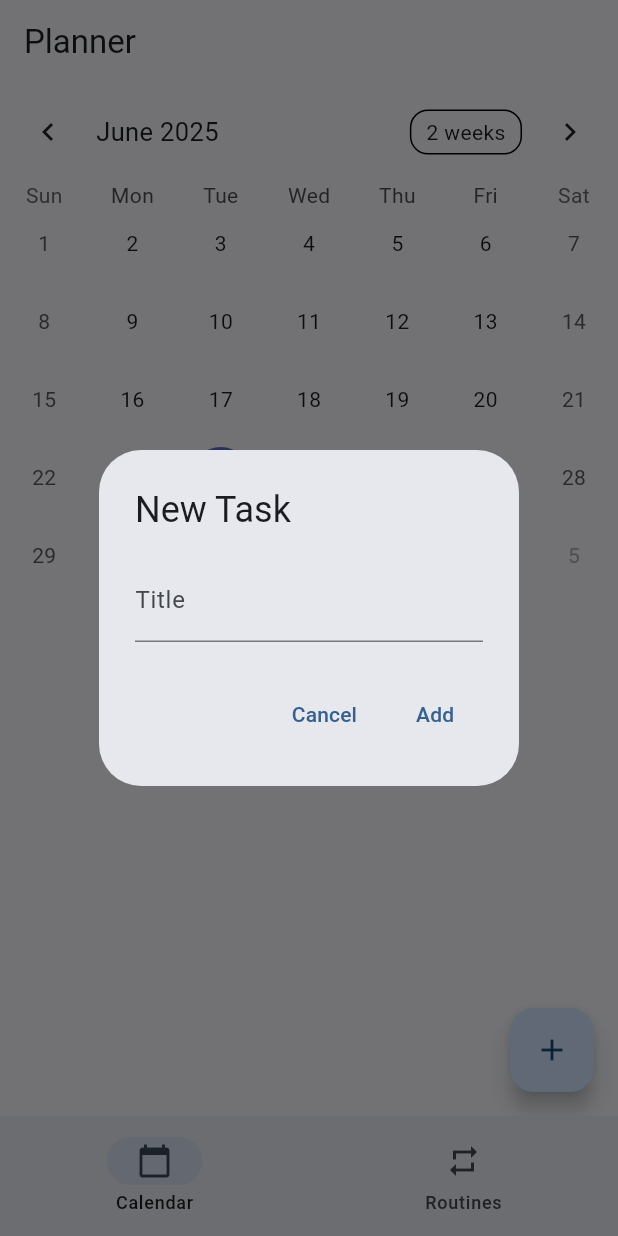
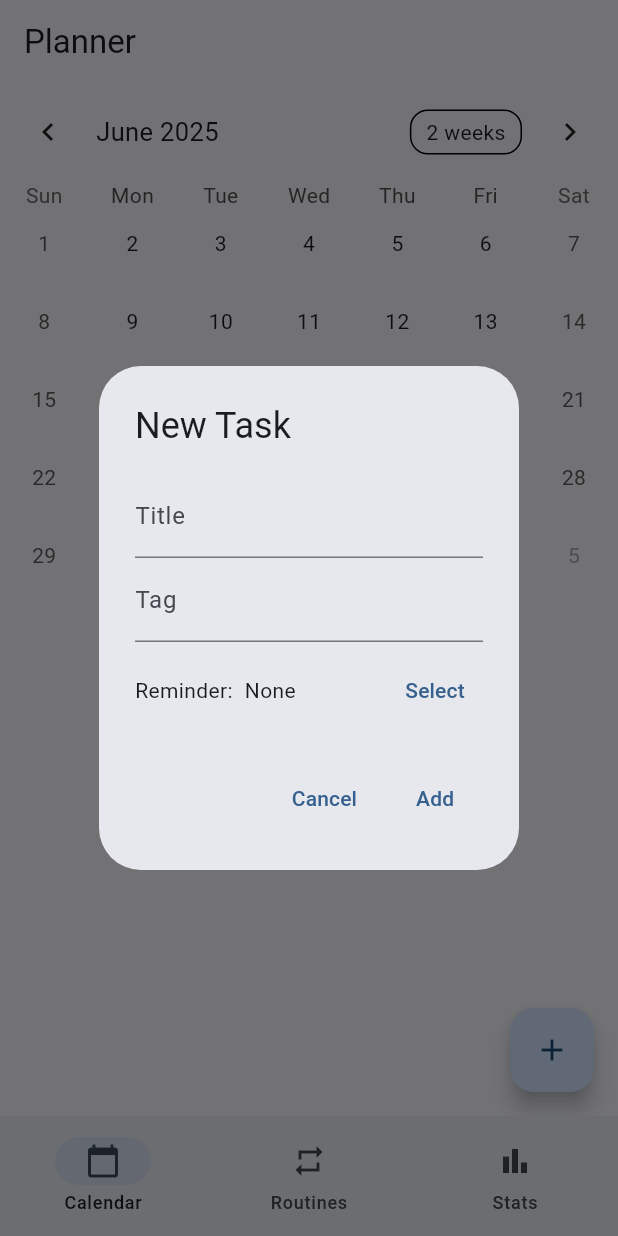
Before and after one commit to Cesi21/Life_Planner, a Flutter app: the screen it shows after launch, after a tap on the "add" icon, on a phone screen of 412 x 824 dp. Run offline on Flutter 3.47's test engine with Material 3 defaults, Android fonts, the phone set to English and light mode, and no system bars; drawn by our look-alikes of table_calendar; our stand-ins replace fl_chart, flutter_local_notifications, hive, hive_flutter; accounts and stored records are empty.

Commit message:
Add task reminders, tags, and stats page

```diff
--- a/lib/main.dart
+++ b/lib/main.dart
@@ -4,6 +4,8 @@ import 'models/task.dart';
 import 'models/routine.dart';
 import 'views/calendar_page.dart';
 import 'views/routine_page.dart';
+import 'views/stats_page.dart';
+import 'services/notification_service.dart';
 
 Future<void> main() async {
   WidgetsFlutterBinding.ensureInitialized();
@@ -13,6 +15,7 @@ Future<void> main() async {
   Hive.registerAdapter(RoutineAdapter());
   await Hive.openBox<Task>('tasks');
   await Hive.openBox<Routine>('routines');
+  await NotificationService().init();
 
   runApp(const PlannerApp());
 }
@@ -52,7 +55,7 @@ class HomePage extends StatefulWidget {
 
 class _HomePageState extends State<HomePage> {
   int _index = 0;
-  final List<Widget> _pages = const [CalendarPage(), RoutinePage()];
+  final List<Widget> _pages = const [CalendarPage(), RoutinePage(), StatsPage()];
 
   @override
   Widget build(BuildContext context) {
@@ -67,6 +70,7 @@ class _HomePageState extends State<HomePage> {
         destinations: const [
           NavigationDestination(icon: Icon(Icons.calendar_today), label: 'Calendar'),
           NavigationDestination(icon: Icon(Icons.repeat), label: 'Routines'),
+          NavigationDestination(icon: Icon(Icons.bar_chart), label: 'Stats'),
         ],
       ),
     );
--- a/lib/models/task.dart
+++ b/lib/models/task.dart
@@ -11,7 +11,25 @@ class Task extends HiveObject {
   @HiveField(2)
   bool isCompleted;
 
-  Task({required this.title, required this.date, this.isCompleted = false});
+  @HiveField(3)
+  String? tag;
+
+  @HiveField(4)
+  int? reminderMinutes;
+
+  TimeOfDay? get reminderTime => reminderMinutes == null
+      ? null
+      : TimeOfDay(hour: reminderMinutes! ~/ 60, minute: reminderMinutes! % 60);
+  set reminderTime(TimeOfDay? t) =>
+      reminderMinutes = t == null ? null : t.hour * 60 + t.minute;
+
+  Task({
+    required this.title,
+    required this.date,
+    this.isCompleted = false,
+    this.tag,
+    this.reminderMinutes,
+  });
 }
 
 class TaskAdapter extends TypeAdapter<Task> {
@@ -24,6 +42,8 @@ class TaskAdapter extends TypeAdapter<Task> {
       title: reader.readString(),
       date: DateTime.fromMillisecondsSinceEpoch(reader.readInt()),
       isCompleted: reader.readBool(),
+      tag: reader.readBool() ? reader.readString() : null,
+      reminderMinutes: reader.readBool() ? reader.readInt() : null,
     );
   }
 
@@ -32,5 +52,17 @@ class TaskAdapter extends TypeAdapter<Task> {
     writer.writeString(obj.title);
     writer.writeInt(obj.date.millisecondsSinceEpoch);
     writer.writeBool(obj.isCompleted);
+    if (obj.tag != null) {
+      writer.writeBool(true);
+      writer.writeString(obj.tag!);
+    } else {
+      writer.writeBool(false);
+    }
+    if (obj.reminderMinutes != null) {
+      writer.writeBool(true);
+      writer.writeInt(obj.reminderMinutes!);
+    } else {
+      writer.writeBool(false);
+    }
   }
 }
--- /dev/null
+++ b/lib/services/notification_service.dart
@@ -0,0 +1,32 @@
+import 'package:flutter_local_notifications/flutter_local_notifications.dart';
+import '../models/task.dart';
+
+class NotificationService {
+  final FlutterLocalNotificationsPlugin _plugin = FlutterLocalNotificationsPlugin();
+
+  Future<void> init() async {
+    const AndroidInitializationSettings androidSettings = AndroidInitializationSettings('@mipmap/ic_launcher');
+    const IOSInitializationSettings iosSettings = IOSInitializationSettings();
+    const InitializationSettings settings = InitializationSettings(android: androidSettings, iOS: iosSettings);
+    await _plugin.initialize(settings);
+  }
+
+  Future<void> scheduleTask(Task task) async {
+    if (task.reminderMinutes == null) return;
+    final date = DateTime(task.date.year, task.date.month, task.date.day)
+        .add(Duration(minutes: task.reminderMinutes!));
+    await _plugin.zonedSchedule(
+      task.key as int? ?? 0,
+      task.title,
+      '',
+      date,
+      const NotificationDetails(
+        android: AndroidNotificationDetails('tasks', 'Tasks'),
+        iOS: IOSNotificationDetails(),
+      ),
+      androidAllowWhileIdle: true,
+      uiLocalNotificationDateInterpretation: UILocalNotificationDateInterpretation.absoluteTime,
+      matchDateTimeComponents: DateTimeComponents.time,
+    );
+  }
+}
--- a/lib/services/task_service.dart
+++ b/lib/services/task_service.dart
@@ -11,13 +11,14 @@ class TaskService {
     return await Hive.openBox<Task>(boxName);
   }
 
-  Future<List<Task>> getTasksForDay(DateTime day) async {
+  Future<List<Task>> getTasksForDay(DateTime day, {String? tag}) async {
     final box = await _openBox();
     final start = DateTime(day.year, day.month, day.day);
     final end = DateTime(day.year, day.month, day.day, 23, 59, 59);
     return box.values
         .where((t) => t.date.isAfter(start.subtract(const Duration(seconds: 1))) &&
-            t.date.isBefore(end.add(const Duration(seconds: 1))))
+            t.date.isBefore(end.add(const Duration(seconds: 1))) &&
+            (tag == null || t.tag == tag))
         .toList();
   }
 
--- a/lib/views/calendar_page.dart
+++ b/lib/views/calendar_page.dart
@@ -2,6 +2,7 @@ import 'package:flutter/material.dart';
 import 'package:table_calendar/table_calendar.dart';
 import '../models/task.dart';
 import '../services/task_service.dart';
+import '../services/notification_service.dart';
 
 class CalendarPage extends StatefulWidget {
   const CalendarPage({super.key});
@@ -15,6 +16,8 @@ class _CalendarPageState extends State<CalendarPage> {
   DateTime _focusedDay = DateTime.now();
   DateTime? _selectedDay;
   List<Task> _tasks = [];
+  String? _selectedTag;
+  List<String> _availableTags = [];
 
   @override
   void initState() {
@@ -25,44 +28,109 @@ class _CalendarPageState extends State<CalendarPage> {
 
   Future<void> _loadData() async {
     if (_selectedDay == null) return;
-    final tasks = await _service.getTasksForDay(_selectedDay!);
+    final tasks = await _service.getTasksForDay(_selectedDay!, tag: _selectedTag);
+    final all = await _service.getTasksForDay(_selectedDay!);
+    final tags = <String>{};
+    for (final t in all) {
+      if (t.tag != null) tags.add(t.tag!);
+    }
     setState(() {
       _tasks = tasks;
+      _availableTags = tags.toList();
     });
   }
 
   Future<void> _addTask() async {
-    final controller = TextEditingController();
-    final result = await showDialog<String>(
+    final titleController = TextEditingController();
+    final tagController = TextEditingController();
+    TimeOfDay? reminder;
+
+    final result = await showDialog<bool>(
       context: context,
-      builder: (context) => AlertDialog(
+      builder: (context) => StatefulBuilder(
+        builder: (context, setStateDialog) => AlertDialog(
           title: const Text('New Task'),
-        content: TextField(
-          controller: controller,
+          content: Column(
+            mainAxisSize: MainAxisSize.min,
+            children: [
+              TextField(
+                controller: titleController,
                 decoration: const InputDecoration(labelText: 'Title'),
+              ),
+              TextField(
+                controller: tagController,
+                decoration: const InputDecoration(labelText: 'Tag'),
+              ),
+              const SizedBox(height: 8),
+              Row(
+                children: [
+                  const Text('Reminder:'),
+                  const SizedBox(width: 8),
+                  Text(reminder == null ? 'None' : reminder!.format(context)),
+                  const Spacer(),
+                  TextButton(
+                    onPressed: () async {
+                      final picked = await showTimePicker(
+                        context: context,
+                        initialTime: TimeOfDay.now(),
+                      );
+                      if (picked != null) {
+                        setStateDialog(() => reminder = picked);
+                      }
+                    },
+                    child: const Text('Select'),
+                  ),
+                ],
+              ),
+            ],
           ),
           actions: [
             TextButton(
-            onPressed: () => Navigator.pop(context),
+              onPressed: () => Navigator.pop(context, false),
               child: const Text('Cancel'),
             ),
             TextButton(
-            onPressed: () => Navigator.pop(context, controller.text),
+              onPressed: () => Navigator.pop(context, true),
               child: const Text('Add'),
             ),
           ],
         ),
+      ),
     );
-    if (result != null && result.isNotEmpty) {
-      final task = Task(title: result, date: _selectedDay!);
+
+    if (result == true && titleController.text.isNotEmpty) {
+      final task = Task(
+        title: titleController.text,
+        date: _selectedDay!,
+        tag: tagController.text.isEmpty ? null : tagController.text,
+      );
+      task.reminderTime = reminder;
       await _service.addTask(task);
+      await NotificationService().scheduleTask(task);
       _loadData();
     }
   }
 
   Widget _buildTaskItem(Task task) {
+    final textStyle = task.isCompleted
+        ? const TextStyle(decoration: TextDecoration.lineThrough)
+        : null;
     return CheckboxListTile(
-      title: Text(task.title),
+      title: Row(
+        children: [
+          Expanded(child: Text(task.title, style: textStyle)),
+          if (task.tag != null)
+            Container(
+              padding: const EdgeInsets.symmetric(horizontal: 6, vertical: 2),
+              margin: const EdgeInsets.only(left: 4),
+              decoration: BoxDecoration(
+                color: Colors.blueAccent.withOpacity(0.2),
+                borderRadius: BorderRadius.circular(8),
+              ),
+              child: Text(task.tag!, style: const TextStyle(fontSize: 12)),
+            ),
+        ],
+      ),
       value: task.isCompleted,
       onChanged: (value) async {
         task.isCompleted = value ?? false;
@@ -94,6 +162,30 @@ class _CalendarPageState extends State<CalendarPage> {
               _loadData();
             },
           ),
+        if (_availableTags.isNotEmpty)
+          Padding(
+            padding: const EdgeInsets.symmetric(horizontal: 16, vertical: 8),
+            child: Row(
+              children: [
+                const Text('Tag:'),
+                const SizedBox(width: 8),
+                DropdownButton<String>(
+                  value: _selectedTag,
+                  hint: const Text('All'),
+                  items: [
+                    const DropdownMenuItem(value: null, child: Text('All')),
+                    ..._availableTags.map(
+                      (t) => DropdownMenuItem(value: t, child: Text(t)),
+                    ),
+                  ],
+                  onChanged: (val) {
+                    setState(() => _selectedTag = val);
+                    _loadData();
+                  },
+                ),
+              ],
+            ),
+          ),
         Expanded(
           child: ListView(
             children: [
--- /dev/null
+++ b/lib/views/stats_page.dart
@@ -0,0 +1,63 @@
+import 'package:flutter/material.dart';
+import 'package:fl_chart/fl_chart.dart';
+import '../services/task_service.dart';
+import '../models/task.dart';
+
+class StatsPage extends StatefulWidget {
+  const StatsPage({super.key});
+
+  @override
+  State<StatsPage> createState() => _StatsPageState();
+}
+
+class _StatsPageState extends State<StatsPage> {
+  final TaskService _service = TaskService();
+  Map<DateTime, int> _completed = {};
+
+  @override
+  void initState() {
+    super.initState();
+    _load();
+  }
+
+  Future<void> _load() async {
+    final now = DateTime.now();
+    final data = <DateTime, int>{};
+    for (int i = 6; i >= 0; i--) {
+      final day = DateTime(now.year, now.month, now.day).subtract(Duration(days: i));
+      final tasks = await _service.getTasksForDay(day);
+      data[day] = tasks.where((t) => t.isCompleted).length;
+    }
+    setState(() => _completed = data);
+  }
+
+  @override
+  Widget build(BuildContext context) {
+    return Scaffold(
+      appBar: AppBar(title: const Text('Stats')),
+      body: Padding(
+        padding: const EdgeInsets.all(16),
+        child: BarChart(
+          BarChartData(
+            alignment: BarChartAlignment.spaceAround,
+            titlesData: FlTitlesData(
+              bottomTitles: AxisTitles(
+                sideTitles: SideTitles(
+                  showTitles: true,
+                  getTitlesWidget: (value, meta) {
+                    final date = _completed.keys.elementAt(value.toInt());
+                    return Text('${date.month}/${date.day}', style: const TextStyle(fontSize: 10));
+                  },
+                ),
+              ),
+            ),
+            barGroups: List.generate(_completed.length, (index) {
+              final count = _completed.values.elementAt(index);
+              return BarChartGroupData(x: index, barRods: [BarChartRodData(toY: count.toDouble())]);
+            }),
+          ),
+        ),
+      ),
+    );
+  }
+}
--- a/pubspec.yaml
+++ b/pubspec.yaml
@@ -14,6 +14,8 @@ dependencies:
   hive: ^2.2.3
   hive_flutter: ^1.1.0
   path_provider: ^2.1.2
+  flutter_local_notifications: ^16.3.0
+  fl_chart: ^0.66.0
 
 dev_dependencies:
   flutter_test:
```
Lines whose indentation alone changed are shown as unchanged.
